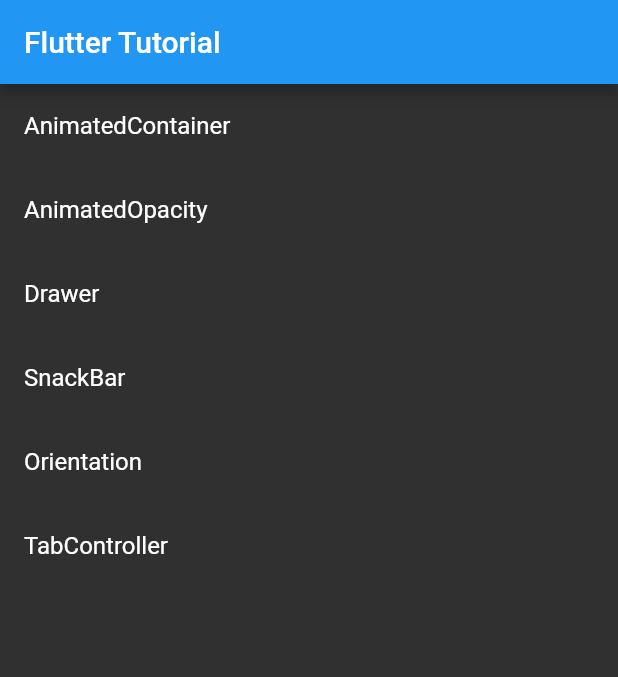
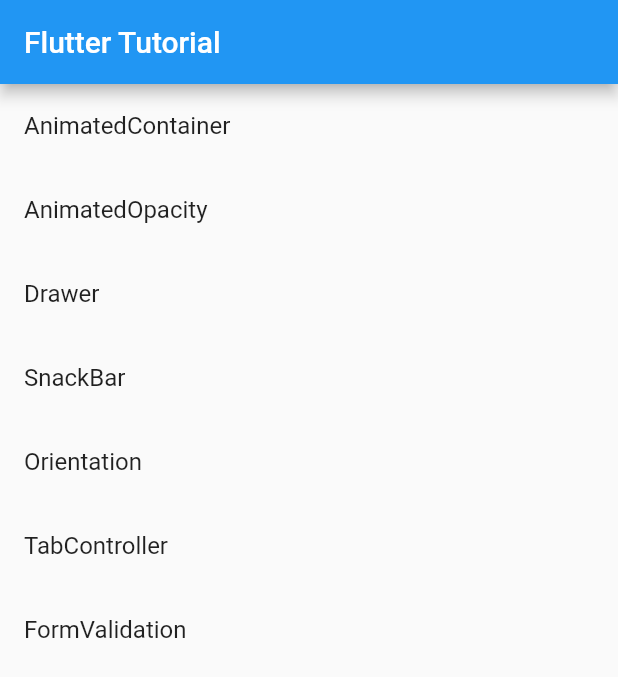
Before and after one commit to junho1124/flutter_app_middle, a Flutter app: the screen it shows after launch, on a phone screen of 412 x 824 dp. Shown: the top 677 px of the screen. Run offline on Flutter 3.47's test engine with Material 2 defaults, Android fonts, the phone set to English and light mode, and no system bars.

Commit message:
Validation : 입력값이 조건에 맞지않으면 오류를 띄워줌 구성하기

```diff
--- a/lib/main.dart
+++ b/lib/main.dart
@@ -1,4 +1,5 @@
 import 'package:flutter/material.dart';
+import 'package:flutter_app_middle/src/MyFormValidation.dart';
 import 'package:flutter_app_middle/src/MyOrientation.dart';
 import 'package:flutter_app_middle/src/MySnackBar.dart';
 import 'package:flutter_app_middle/src/MyTabController.dart';
@@ -16,9 +17,7 @@ class MyApp extends StatelessWidget {
     return MaterialApp(
       title: 'Flutter Demo',
       theme: ThemeData(
-        brightness: Brightness.dark,
-        primaryColor: Colors.blue,
-        accentColor: Colors.yellow
+        primarySwatch: Colors.blue
       ),
       home: Scaffold(
           appBar: AppBar(
@@ -81,6 +80,13 @@ class _HomeState extends State<Home> {
             Navigator.push(context,
                 MaterialPageRoute(builder: (context) => MyTabController()));
           },
+        ),
+        ListTile(
+          title: Text('FormValidation'),
+          onTap: () {
+            Navigator.push(context,
+                MaterialPageRoute(builder: (context) => MyFormValidation()));
+          },
         )
       ],
     );
```
Also changed, not shown: lib/src/MyFormValidation.dart (added, +47 -0 lines).
